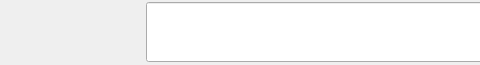
First picture: the form in src/ui/toolswidget.ui, repository niktischenko/someplayer, before the edit; both pictures show x 0 to 480 and y 0 to 65 of the 800 by 65 pixel window.
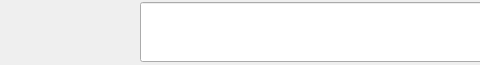
Second picture: the form after the edit. Icons and pictures are not drawn.

```diff
--- a/src/ui/toolswidget.ui
+++ b/src/ui/toolswidget.ui
@@ -59,7 +59,7 @@
      </property>
      <property name="sizeHint" stdset="0">
       <size>
-       <width>26</width>
+       <width>20</width>
        <height>20</height>
       </size>
      </property>
```
